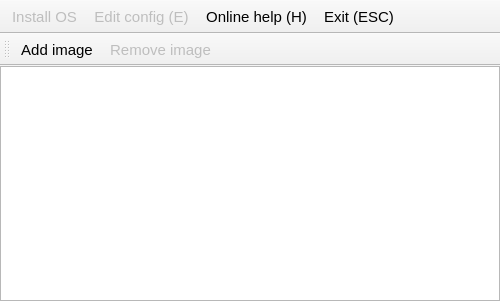
The window that recovery/mainwindow.ui (raspberrypi/noobs) describes before a commit, drawn with Qt 5.
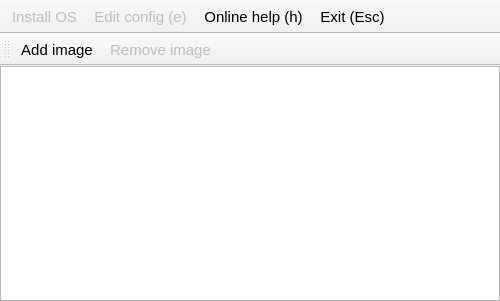
The same window after the commit. Icons and pictures are not drawn.

```diff
--- a/recovery/mainwindow.ui
+++ b/recovery/mainwindow.ui
@@ -107,7 +107,7 @@
      <normaloff>:/icons/door_in.png</normaloff>:/icons/door_in.png</iconset>
    </property>
    <property name="text">
-    <string>Exit (ESC)</string>
+    <string>Exit (Esc)</string>
    </property>
    <property name="toolTip">
     <string>Exits and boots the installed operating system.</string>
@@ -158,7 +158,7 @@
      <normaloff>:/icons/page_white_edit.png</normaloff>:/icons/page_white_edit.png</iconset>
    </property>
    <property name="text">
-    <string>Edit config (E)</string>
+    <string>Edit config (e)</string>
    </property>
    <property name="toolTip">
     <string>Opens the config.txt and cmdline.txt for the installed OS in a text editor.</string>
@@ -173,7 +173,7 @@
      <normaloff>:/icons/world.png</normaloff>:/icons/world.png</iconset>
    </property>
    <property name="text">
-    <string>Online help (H)</string>
+    <string>Online help (h)</string>
    </property>
    <property name="toolTip">
     <string>Opens a web browser displaying the Raspberry Pi Forum.</string>
```
Left out of the diff: 4 changed lines with no effect on the pictures.
